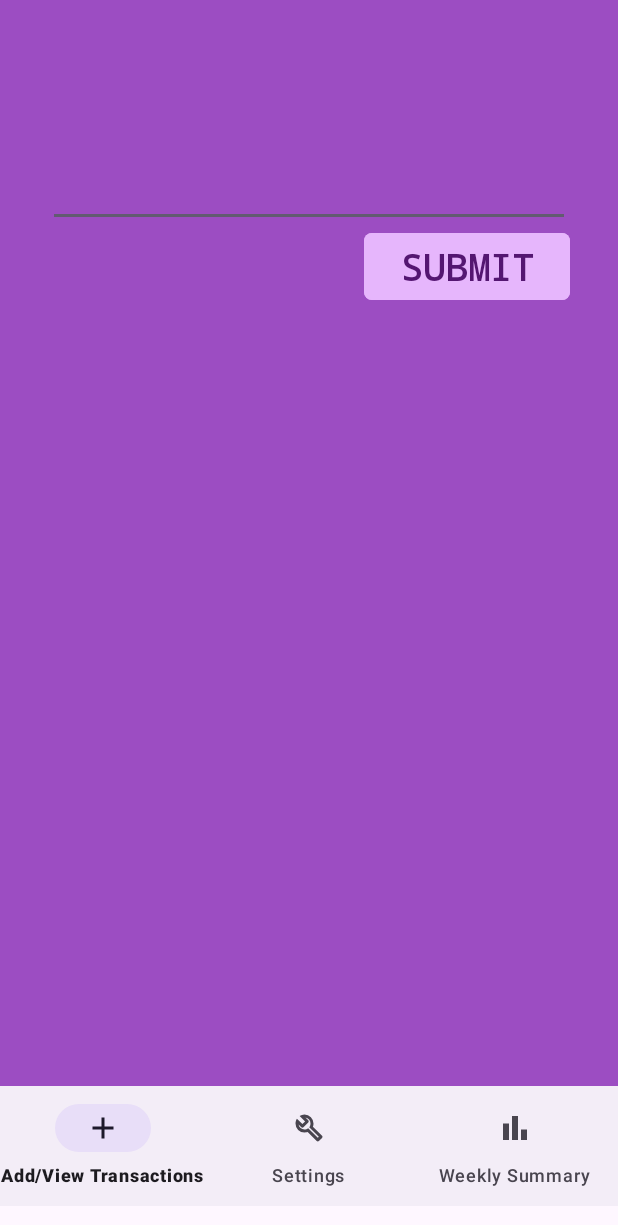
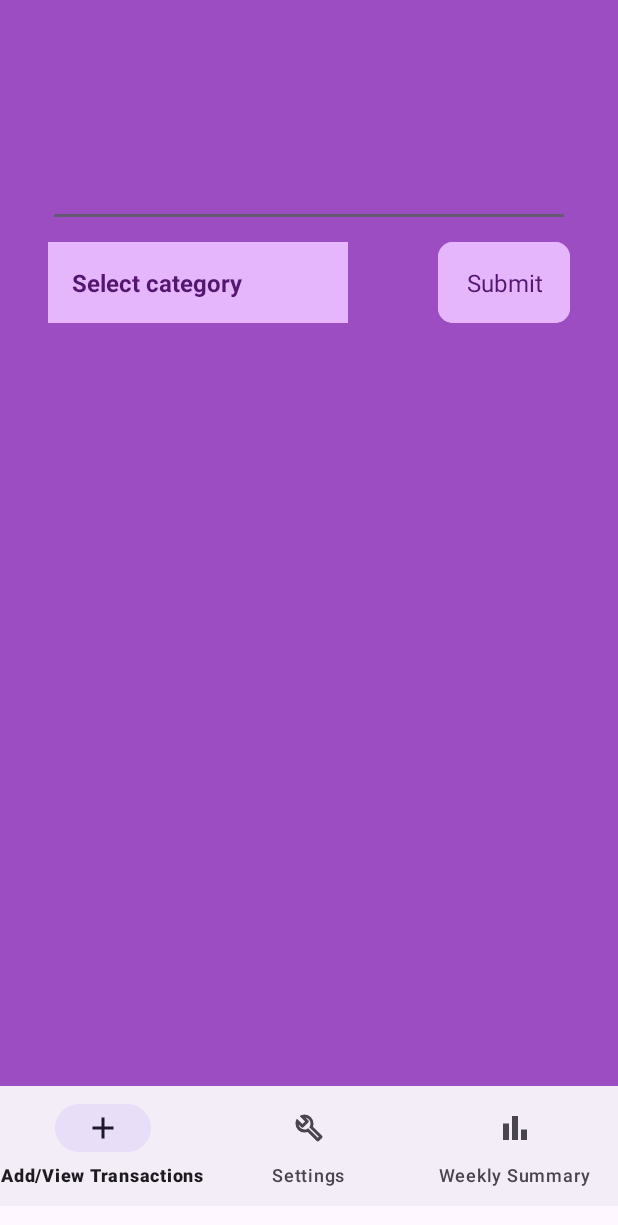
Before and after one commit to montana-rusa/Vampire, an Android app: the screen it shows after launch (MainActivity), on a phone screen of 412 x 824 dp. Shown: the top 1225 px of the screen. Run offline under Robolectric (Android 15) with nearby library versions, the phone set to English and light mode, and no system bars.

Commit message:
Spinner added to AddFragment

```diff
--- a/app/src/main/java/com/example/vampire/AddFragment.kt
+++ b/app/src/main/java/com/example/vampire/AddFragment.kt
@@ -5,55 +5,41 @@ import androidx.fragment.app.Fragment
 import android.view.LayoutInflater
 import android.view.View
 import android.view.ViewGroup
+import android.widget.ArrayAdapter
+import android.widget.Spinner
 
-// TODO: Rename parameter arguments, choose names that match
-// the fragment initialization parameters, e.g. ARG_ITEM_NUMBER
-private const val ARG_PARAM1 = "param1"
-private const val ARG_PARAM2 = "param2"
-
-/**
- * A simple [Fragment] subclass.
- * Use the [AddFragment.newInstance] factory method to
- * create an instance of this fragment.
- */
 class AddFragment : Fragment() {
-    // TODO: Rename and change types of parameters
-    private var param1: String? = null
-    private var param2: String? = null
-
-    override fun onCreate(savedInstanceState: Bundle?) {
-        super.onCreate(savedInstanceState)
-        arguments?.let {
-            param1 = it.getString(ARG_PARAM1)
-            param2 = it.getString(ARG_PARAM2)
-        }
-    }
 
     override fun onCreateView(
         inflater: LayoutInflater, container: ViewGroup?,
         savedInstanceState: Bundle?
     ): View? {
+
+
         // Inflate the layout for this fragment
-        return inflater.inflate(R.layout.fragment_add, container, false)
+        val view = inflater.inflate(R.layout.fragment_add, container, false)
+
+
+        // Create an ArrayAdapter using the string array and a default spinner layout.
+        val categorySpinner = view.findViewById<Spinner>(R.id.categorySpinner)
+        ArrayAdapter.createFromResource(requireContext(), R.array.category_array, R.layout.spinner_item)
+            .also { adapter ->
+                // Specify the layout to use when the list of choices appears.
+                adapter.setDropDownViewResource(R.layout.spinner_item)
+                // Apply the adapter to the spinner.
+                categorySpinner.adapter = adapter }
+
+
+
+
+
+        return view
     }
 
-    companion object {
-        /**
-         * Use this factory method to create a new instance of
-         * this fragment using the provided parameters.
-         *
-         * @param param1 Parameter 1.
-         * @param param2 Parameter 2.
-         * @return A new instance of fragment AddFragment.
-         */
-        // TODO: Rename and change types and number of parameters
-        @JvmStatic
-        fun newInstance(param1: String, param2: String) =
-            AddFragment().apply {
-                arguments = Bundle().apply {
-                    putString(ARG_PARAM1, param1)
-                    putString(ARG_PARAM2, param2)
-                }
-            }
-    }
+
+
+
+
+
+
 }
--- a/app/src/main/res/layout/fragment_add.xml
+++ b/app/src/main/res/layout/fragment_add.xml
@@ -26,18 +26,27 @@
         android:layout_width="wrap_content"
         android:layout_height="wrap_content"
         android:backgroundTint="@color/lightPurple"
-        android:fontFamily="monospace"
-        android:text="SUBMIT"
+        android:fontFamily="sans-serif"
+        android:text="Submit"
         android:textColor="@color/darkPurple"
-        android:textSize="24sp"
-        android:textStyle="bold"
+        android:textSize="16sp"
+        android:padding="16dp"
+        android:layout_marginTop="6dp"
 
+        app:cornerRadius="10dp"
+        app:layout_constraintEnd_toEndOf="@id/editText"
+        app:layout_constraintTop_toBottomOf="@id/editText" />
+
+    <Spinner
+        android:id="@+id/categorySpinner"
+        android:layout_width="200dp"
+        android:layout_height="wrap_content"
+        android:padding="8dp"
+        android:background="@color/lightPurple"
+        android:popupBackground="@color/lightPurple"
+        android:layout_marginTop="10dp"
         app:layout_constraintTop_toBottomOf="@id/editText"
-        app:layout_constraintEnd_toEndOf="@id/editText"
-
-
-        app:cornerRadius="5dp"
-        />
+        app:layout_constraintStart_toStartOf="@id/editText" />
 
 
 </androidx.constraintlayout.widget.ConstraintLayout>
--- /dev/null
+++ b/app/src/main/res/layout/spinner_item.xml
@@ -0,0 +1,11 @@
+<?xml version="1.0" encoding="utf-8"?>
+
+<TextView xmlns:android="http://schemas.android.com/apk/res/android"
+    android:id="@+id/spinnerText"
+    android:layout_height="wrap_content"
+    android:layout_width="wrap_content"
+    android:padding="8dp"
+    android:textSize="16sp"
+    android:fontFamily="sans-serif"
+    android:textColor="@color/darkPurple"
+    />
--- a/app/src/main/res/values/strings.xml
+++ b/app/src/main/res/values/strings.xml
@@ -2,4 +2,16 @@
     <string name="app_name">Vampire</string>
     <!-- TODO: Remove or change this placeholder text -->
     <string name="hello_blank_fragment">Hello blank fragment</string>
+
+    <string-array name="category_array">
+        <item><b>Select category</b></item>
+        <item>Groceries</item>
+        <item>Alcohol</item>
+        <item>Eating Out</item>
+        <item>Social Activities</item>
+        <item>Transport</item>
+        <item>Utilities</item>
+        <item>Aesthetics</item>
+    </string-array>
+
 </resources>
```
